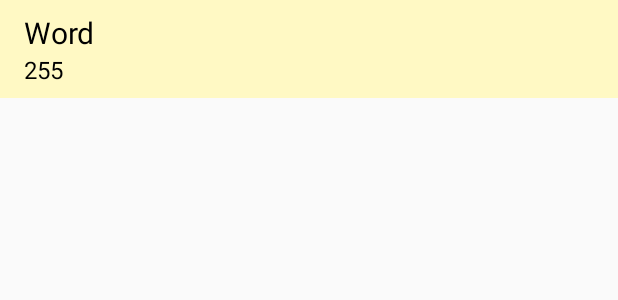
After one commit to amritsinghcse/Fictionary, an Android app: the layout listview_layout.xml on its own in the app's theme, with its tools: preview values and no code run, on a phone screen of 412 x 824 dp. The commit adds this screen. Shown: the top 300 px of the screen. Run offline under Robolectric (Android 15) with nearby library versions, the phone set to English and light mode, and no system bars.

Commit message:
Major UI changes

```diff
--- a/app/build.gradle
+++ b/app/build.gradle
@@ -2,11 +2,11 @@ apply plugin: 'com.android.application'
 
 android {
     compileSdkVersion 21
-    buildToolsVersion "20.0.0"
+    buildToolsVersion "21.0.1"
 
     defaultConfig {
         applicationId "android.example.com.fictionary"
-        minSdkVersion 10
+        minSdkVersion 21
         targetSdkVersion 21
         versionCode 1
         versionName "1.0"
--- /dev/null
+++ b/app/src/main/res/layout/listview_layout.xml
@@ -0,0 +1,33 @@
+<?xml version="1.0" encoding="utf-8"?>
+<LinearLayout xmlns:android="http://schemas.android.com/apk/res/android"
+    android:layout_width="match_parent"
+    android:layout_height="65dp"
+    android:background="#fff9c4"
+    android:paddingTop="8dp"
+    android:paddingLeft="16dp"
+    android:paddingRight="16dp"
+    android:orientation="vertical"
+
+    >
+
+    <TextView
+        android:layout_width="match_parent"
+        android:layout_height="wrap_content"
+        android:id="@+id/word"
+        android:text="Word"
+        android:fontFamily="sans-serif"
+        android:textSize="20sp"
+        android:textColor="#000000"
+   />
+
+    <TextView
+        android:layout_width="match_parent"
+        android:layout_height="wrap_content"
+        android:id="@+id/frequency"
+        android:textColor="#000"
+        android:text="255"
+        android:fontFamily="sans-serif"
+        android:textSize="16sp"
+        />
+
+</LinearLayout>
--- a/app/src/main/res/values/styles.xml
+++ b/app/src/main/res/values/styles.xml
@@ -3,5 +3,6 @@
     <!-- Base application theme. -->
     <style name="AppTheme" parent="Theme.AppCompat.Light.DarkActionBar">
         <!-- Customize your theme here. -->
+<item name="colorPrimary">#fdd835</item>
     </style>
 </resources>
```
Also changed, not shown: app/src/main/java/android/example/com/fictionary/MainActivity.java (+5 -4 lines), app/src/main/res/layout/activity_main.xml (+5 -6 lines).
